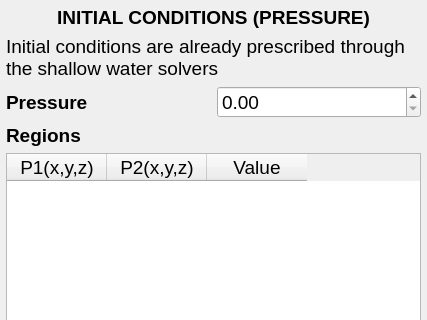
First picture: the form in HydroUQ/initialconpres.ui, repository NHERI-SimCenter/HydroUQ, before the edit; both pictures show x 0 to 427 and y 0 to 320 of the 427 by 996 pixel window.
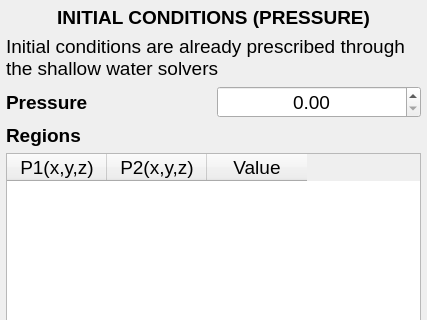
Second picture: the form after the edit.

```diff
--- a/HydroUQ/initialconpres.ui
+++ b/HydroUQ/initialconpres.ui
@@ -83,6 +83,9 @@
          <pointsize>14</pointsize>
         </font>
        </property>
+       <property name="alignment">
+        <set>Qt::AlignCenter</set>
+       </property>
       </widget>
      </item>
     </layout>
```
